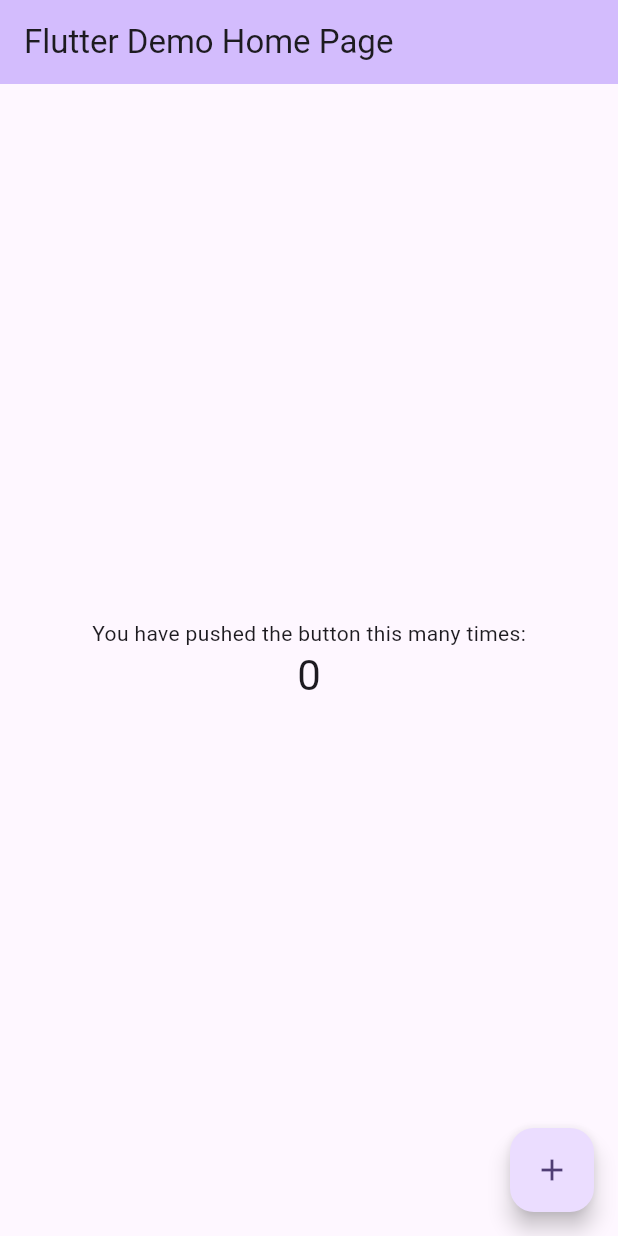
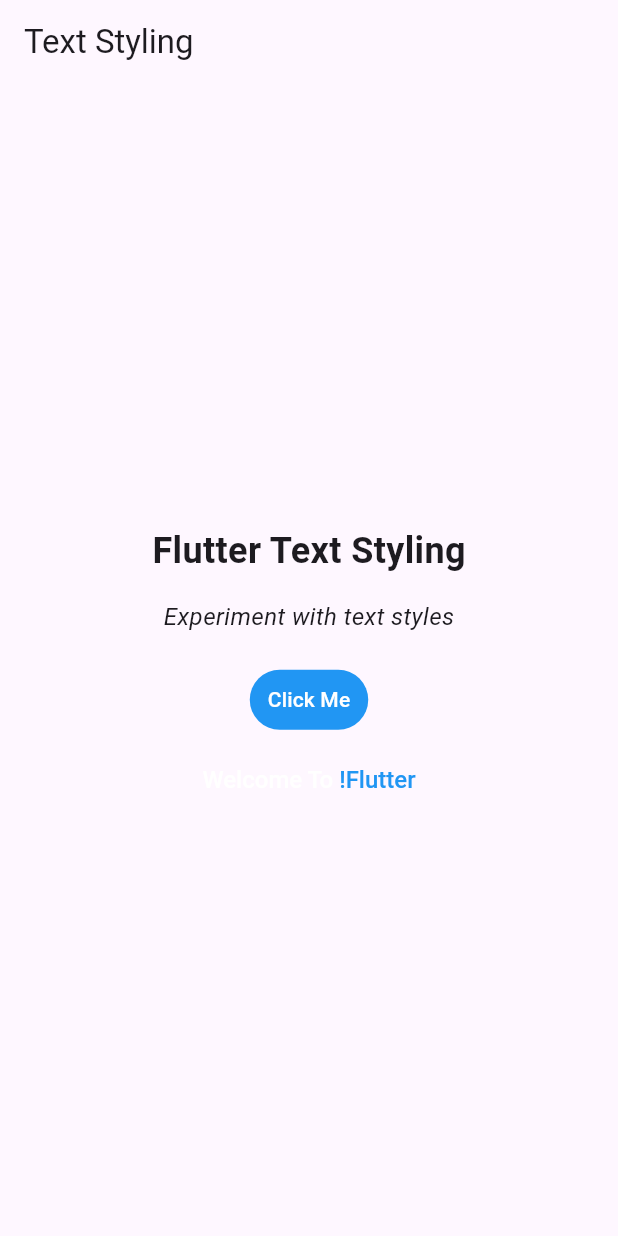
Before and after one commit to Nadim201/moudle_10_live_test, a Flutter app: the screen it shows after launch, on a phone screen of 412 x 824 dp. Run offline on Flutter 3.47's test engine with Material 3 defaults, Android fonts, the phone set to English and light mode, and no system bars.

Commit message:
first commit

```diff
--- /dev/null
+++ b/lib/TextStyleScreen.dart
@@ -0,0 +1,63 @@
+import 'package:flutter/material.dart';
+
+class TextStyleScreen extends StatelessWidget {
+  const TextStyleScreen({super.key});
+
+  @override
+  Widget build(BuildContext context) {
+    return Scaffold(
+      appBar: AppBar(
+        title: const Text('Text Styling'),
+      ),
+      body: Center(
+        child: Column(
+          mainAxisAlignment: MainAxisAlignment.center,
+          crossAxisAlignment: CrossAxisAlignment.center,
+          children: [
+            const Text(
+              'Flutter Text Styling',
+              style: TextStyle(
+                fontSize: 24,
+                fontWeight: FontWeight.bold,
+              ),
+            ),
+            const SizedBox(height: 15),
+            const Text(
+              'Experiment with text styles',
+              style: TextStyle(
+                fontSize: 16,
+                fontStyle: FontStyle.italic,
+              ),
+            ),
+            const SizedBox(height: 20),
+            TextButton(
+              style: TextButton.styleFrom(
+                  backgroundColor: Colors.blue, foregroundColor: Colors.white),
+              onPressed: () {
+                ScaffoldMessenger.of(context).showSnackBar(
+                  const SnackBar(
+                    content: Text('You clicked the button!'),
+                  ),
+                );
+              },
+              child: const Text('Click Me'),
+            ),
+            const SizedBox(height: 20),
+            RichText(
+              text: const TextSpan(
+                style: TextStyle(fontSize: 16, fontWeight: FontWeight.w500),
+                text: 'Welcome To ',
+                children: <TextSpan>[
+                  TextSpan(
+                    text: '!Flutter',
+                    style: TextStyle(color: Colors.blue),
+                  ),
+                ],
+              ),
+            ),
+          ],
+        ),
+      ),
+    );
+  }
+}
--- a/lib/main.dart
+++ b/lib/main.dart
@@ -1,4 +1,5 @@
 import 'package:flutter/material.dart';
+import 'package:moudle_10_live_test/TextStyleScreen.dart';
 
 void main() {
   runApp(const MyApp());
@@ -11,115 +12,13 @@
   @override
   Widget build(BuildContext context) {
     return MaterialApp(
-      title: 'Flutter Demo',
+      debugShowCheckedModeBanner: false,
+      title: 'Module 10 Live Text',
       theme: ThemeData(
-        // This is the theme of your application.
-        //
-        // TRY THIS: Try running your application with "flutter run". You'll see
-        // the application has a purple toolbar. Then, without quitting the app,
-        // try changing the seedColor in the colorScheme below to Colors.green
-        // and then invoke "hot reload" (save your changes or press the "hot
-        // reload" button in a Flutter-supported IDE, or press "r" if you used
-        // the command line to start the app).
-        //
-        // Notice that the counter didn't reset back to zero; the application
-        // state is not lost during the reload. To reset the state, use hot
-        // restart instead.
-        //
-        // This works for code too, not just values: Most code changes can be
-        // tested with just a hot reload.
         colorScheme: ColorScheme.fromSeed(seedColor: Colors.deepPurple),
         useMaterial3: true,
       ),
-      home: const MyHomePage(title: 'Flutter Demo Home Page'),
+      home: const TextStyleScreen(),
     );
   }
 }
-
-class MyHomePage extends StatefulWidget {
-  const MyHomePage({super.key, required this.title});
-
-  // This widget is the home page of your application. It is stateful, meaning
-  // that it has a State object (defined below) that contains fields that affect
-  // how it looks.
-
-  // This class is the configuration for the state. It holds the values (in this
-  // case the title) provided by the parent (in this case the App widget) and
-  // used by the build method of the State. Fields in a Widget subclass are
-  // always marked "final".
-
-  final String title;
-
-  @override
-  State<MyHomePage> createState() => _MyHomePageState();
-}
-
-class _MyHomePageState extends State<MyHomePage> {
-  int _counter = 0;
-
-  void _incrementCounter() {
-    setState(() {
-      // This call to setState tells the Flutter framework that something has
-      // changed in this State, which causes it to rerun the build method below
-      // so that the display can reflect the updated values. If we changed
-      // _counter without calling setState(), then the build method would not be
-      // called again, and so nothing would appear to happen.
-      _counter++;
-    });
-  }
-
-  @override
-  Widget build(BuildContext context) {
-    // This method is rerun every time setState is called, for instance as done
-    // by the _incrementCounter method above.
-    //
-    // The Flutter framework has been optimized to make rerunning build methods
-    // fast, so that you can just rebuild anything that needs updating rather
-    // than having to individually change instances of widgets.
-    return Scaffold(
-      appBar: AppBar(
-        // TRY THIS: Try changing the color here to a specific color (to
-        // Colors.amber, perhaps?) and trigger a hot reload to see the AppBar
-        // change color while the other colors stay the same.
-        backgroundColor: Theme.of(context).colorScheme.inversePrimary,
-        // Here we take the value from the MyHomePage object that was created by
-        // the App.build method, and use it to set our appbar title.
-        title: Text(widget.title),
-      ),
-      body: Center(
-        // Center is a layout widget. It takes a single child and positions it
-        // in the middle of the parent.
-        child: Column(
-          // Column is also a layout widget. It takes a list of children and
-          // arranges them vertically. By default, it sizes itself to fit its
-          // children horizontally, and tries to be as tall as its parent.
-          //
-          // Column has various properties to control how it sizes itself and
-          // how it positions its children. Here we use mainAxisAlignment to
-          // center the children vertically; the main axis here is the vertical
-          // axis because Columns are vertical (the cross axis would be
-          // horizontal).
-          //
-          // TRY THIS: Invoke "debug painting" (choose the "Toggle Debug Paint"
-          // action in the IDE, or press "p" in the console), to see the
-          // wireframe for each widget.
-          mainAxisAlignment: MainAxisAlignment.center,
-          children: <Widget>[
-            const Text(
-              'You have pushed the button this many times:',
-            ),
-            Text(
-              '$_counter',
-              style: Theme.of(context).textTheme.headlineMedium,
-            ),
-          ],
-        ),
-      ),
-      floatingActionButton: FloatingActionButton(
-        onPressed: _incrementCounter,
-        tooltip: 'Increment',
-        child: const Icon(Icons.add),
-      ), // This trailing comma makes auto-formatting nicer for build methods.
-    );
-  }
-}
```
